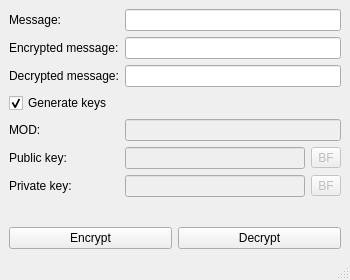
Above: comp_bez/lab2/ui/MainWindow.ui from logisticAKB/labs-sem-8 before the change. Below: the same form after it.
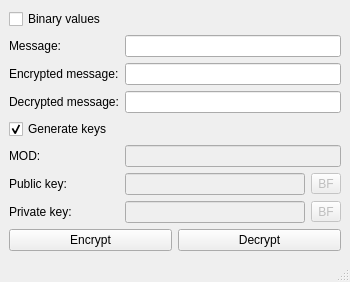
That is the form after the change.

Patch:
```diff
--- a/comp_bez/lab2/ui/MainWindow.ui
+++ b/comp_bez/lab2/ui/MainWindow.ui
@@ -32,37 +32,37 @@
       <property name="labelAlignment">
        <set>Qt::AlignLeading|Qt::AlignLeft|Qt::AlignVCenter</set>
       </property>
-      <item row="0" column="0">
+      <item row="1" column="0">
        <widget class="QLabel" name="label_4">
         <property name="text">
          <string>Message:</string>
         </property>
        </widget>
       </item>
-      <item row="0" column="1">
+      <item row="1" column="1">
        <widget class="QLineEdit" name="message"/>
       </item>
-      <item row="1" column="0">
+      <item row="2" column="0">
        <widget class="QLabel" name="label_5">
         <property name="text">
          <string>Encrypted message:</string>
         </property>
        </widget>
       </item>
-      <item row="1" column="1">
+      <item row="2" column="1">
        <widget class="QLineEdit" name="encryptedMsg"/>
       </item>
-      <item row="2" column="0">
+      <item row="3" column="0">
        <widget class="QLabel" name="label_6">
         <property name="text">
          <string>Decrypted message:</string>
         </property>
        </widget>
       </item>
-      <item row="2" column="1">
+      <item row="3" column="1">
        <widget class="QLineEdit" name="decryptedMsg"/>
       </item>
-      <item row="3" column="0">
+      <item row="4" column="0">
        <widget class="QCheckBox" name="genKeysChecker">
         <property name="text">
          <string>Generate keys</string>
@@ -72,7 +72,7 @@
         </property>
        </widget>
       </item>
-      <item row="4" column="0">
+      <item row="5" column="0">
        <widget class="QLabel" name="label">
         <property name="enabled">
          <bool>true</bool>
@@ -82,14 +82,21 @@
         </property>
        </widget>
       </item>
-      <item row="4" column="1">
+      <item row="5" column="1">
        <widget class="QLineEdit" name="MOD">
         <property name="enabled">
          <bool>false</bool>
         </property>
        </widget>
       </item>
-      <item row="5" column="1">
+      <item row="6" column="0">
+       <widget class="QLabel" name="label_2">
+        <property name="text">
+         <string>Public key:</string>
+        </property>
+       </widget>
+      </item>
+      <item row="6" column="1">
        <layout class="QHBoxLayout" name="horizontalLayout_2">
         <item>
          <widget class="QLineEdit" name="publicKey">
@@ -110,21 +117,14 @@
         </item>
        </layout>
       </item>
-      <item row="5" column="0">
-       <widget class="QLabel" name="label_2">
-        <property name="text">
-         <string>Public key:</string>
-        </property>
-       </widget>
-      </item>
-      <item row="6" column="0">
+      <item row="7" column="0">
        <widget class="QLabel" name="label_3">
         <property name="text">
          <string>Private key:</string>
         </property>
        </widget>
       </item>
-      <item row="6" column="1">
+      <item row="7" column="1">
        <layout class="QHBoxLayout" name="horizontalLayout_3">
         <item>
          <widget class="QLineEdit" name="privateKey">
@@ -145,6 +145,13 @@
         </item>
        </layout>
       </item>
+      <item row="0" column="0">
+       <widget class="QCheckBox" name="binaryValsChecker">
+        <property name="text">
+         <string>Binary values</string>
+        </property>
+       </widget>
+      </item>
      </layout>
     </item>
     <item>
```
Left out of the diff: 2 changed lines with no effect on the pictures.
